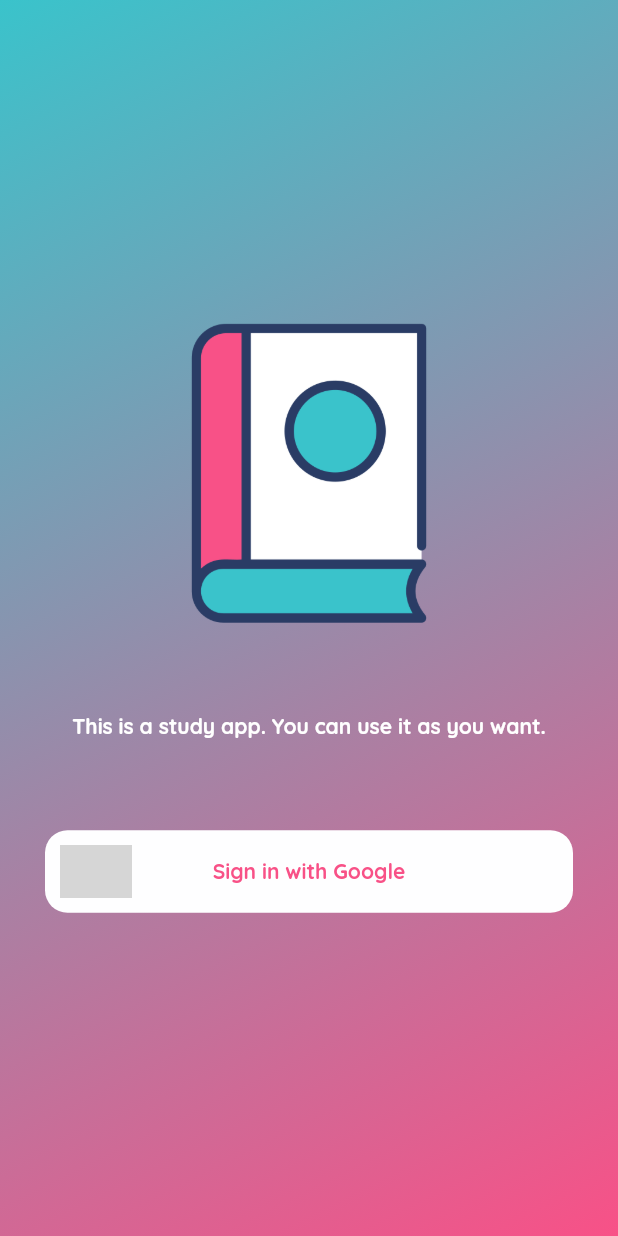
After one commit to abhijeetSaroha/take-quiz, a Flutter app: the LoginScreen screen opened by its route, after a tap on "Sign in with Google", on a phone screen of 412 x 824 dp. The commit adds this screen. Run offline on Flutter 3.47's test engine with Material 2 defaults, Android fonts, the phone set to English and light mode, and no system bars; our stand-ins replace cached_network_image, cloud_firestore, firebase_auth, firebase_core, firebase_storage, flutter_svg and 4 more; missing offline and left inert: dart:html; accounts and stored records are empty; project files that could hold a hidden picture were left out; grey boxes are pictures that could not be loaded.

Commit message:
ninth commit

```diff
--- a/lib/bindings/initial_bindings.dart
+++ b/lib/bindings/initial_bindings.dart
@@ -2,7 +2,6 @@
 import 'package:takequiz/controllers/auth_controller.dart';
 import 'package:takequiz/controllers/theme_controller.dart';
 import 'package:takequiz/services/firebase_storage_service.dart';
-import 'dart:html';
 
 class InitialBinding implements Bindings {
   @override
--- a/lib/config/themes/app_light_theme.dart
+++ b/lib/config/themes/app_light_theme.dart
@@ -1,6 +1,5 @@
 import 'package:flutter/material.dart';
 import 'package:takequiz/config/themes/sub_theme_data_mixin.dart';
-import 'package:takequiz/main.dart';
 
 const Color mainTextColorLight = Color.fromARGB(255, 40, 40, 40);
 const Color primaryLightColorLight = Color(0xFF3ac3cb);
--- a/lib/config/themes/custom_Text_style.dart
+++ b/lib/config/themes/custom_Text_style.dart
@@ -1,3 +1,5 @@
+// ignore_for_file: file_names
+
 import 'package:flutter/material.dart';
 import 'package:takequiz/config/themes/app_colors.dart';
 import 'package:takequiz/config/themes/ui_parameters.dart';
--- a/lib/controllers/auth_controller.dart
+++ b/lib/controllers/auth_controller.dart
@@ -1,8 +1,12 @@
+// ignore_for_file: no_leading_underscores_for_local_identifiers
+
 import 'package:get/get.dart';
 import 'package:firebase_auth/firebase_auth.dart';
 import 'package:google_sign_in/google_sign_in.dart';
 import 'package:takequiz/app_logger.dart';
 import 'package:takequiz/firebase_ref/references.dart';
+import 'package:takequiz/screens/login/login_screen.dart';
+import 'package:takequiz/widgets/dialogs/dialogue_widget.dart';
 
 class AuthController extends GetxController {
   late FirebaseAuth _auth;
@@ -35,13 +39,16 @@
     try {
       GoogleSignInAccount? account = await _googleSignIn.signIn();
       if (account != null) {
-        final _authAccount = await account.authentication;
-        final _credential = GoogleAuthProvider.credential(
+        final GoogleSignInAuthentication _authAccount =
+            await account.authentication;
+        final AuthCredential _credential = GoogleAuthProvider.credential(
           idToken: _authAccount.idToken,
           accessToken: _authAccount.accessToken,
         );
 
-        await _auth.signInWithCredential(_credential);
+        UserCredential userCredential =
+            await _auth.signInWithCredential(_credential);
+        userCredential.user;
         await saveUser(account);
       }
     } on Exception catch (error) {
@@ -57,7 +64,28 @@
     });
   }
 
+  void showLoginAlertDialogue() {
+    Get.dialog(
+      Dialogs.questionStartDialogue(
+        onTap: () {
+          Get.back();
+          navigateToLoginPage();
+          // Navigate to login page
+        },
+      ),
+      barrierDismissible: false,
+    );
+  }
+
+  void navigateToLoginPage() {
+    Get.toNamed(LoginScreen.routeName);
+  }
+
   void navigateToIntroduction() {
     Get.offAllNamed("/introduction");
   }
+
+  bool isLoggedIn() {
+    return _auth.currentUser != null;
+  }
 }
--- a/lib/models/question_paper_model.dart
+++ b/lib/models/question_paper_model.dart
@@ -58,7 +58,7 @@
   //       questions = [];
 
   Map<String, dynamic> toJson() {
-    final Map<String, dynamic> data = new Map<String, dynamic>();
+    final Map<String, dynamic> data = Map<String, dynamic>();
     data['id'] = id;
     data['title'] = title;
     data['image_url'] = imageUrl;
--- a/lib/routes/app_routes.dart
+++ b/lib/routes/app_routes.dart
@@ -3,6 +3,7 @@
 import 'package:takequiz/controllers/zoom_drawer_controller.dart';
 import 'package:takequiz/screens/home/home_screen.dart';
 import 'package:takequiz/screens/introduction/introduction.dart';
+import 'package:takequiz/screens/login/login_screen.dart';
 import 'package:takequiz/screens/splash/splash_screen.dart';
 
 class AppRoutes {
@@ -29,5 +30,9 @@
             },
           ),
         ),
+        GetPage(
+          name: LoginScreen.routeName,
+          page: () => const LoginScreen(),
+        ),
       ];
 }
--- /dev/null
+++ b/lib/screens/login/login_screen.dart
@@ -0,0 +1,74 @@
+import 'package:flutter/material.dart';
+import 'package:flutter_svg/flutter_svg.dart';
+import 'package:get/get.dart';
+import 'package:takequiz/config/themes/app_colors.dart';
+import 'package:takequiz/controllers/auth_controller.dart';
+import 'package:takequiz/widgets/common/main_button.dart';
+
+class LoginScreen extends GetView<AuthController> {
+  const LoginScreen({super.key});
+
+  static const String routeName = "/login";
+
+  @override
+  Widget build(BuildContext context) {
+    return Scaffold(
+      body: Container(
+        padding: const EdgeInsets.symmetric(
+          horizontal: 30,
+        ),
+        decoration: BoxDecoration(
+          gradient: mainGradient(),
+        ),
+        child: Column(
+          mainAxisAlignment: MainAxisAlignment.center,
+          children: [
+            Image.asset(
+              "assets/images/app_splash_logo.png",
+              width: 200,
+              height: 200,
+            ),
+            const Padding(
+              padding: EdgeInsets.symmetric(
+                vertical: 60,
+              ),
+              child: Text(
+                "This is a study app. You can use it as you want.",
+                style: TextStyle(
+                  color: onSurfaceTextColor,
+                  fontWeight: FontWeight.bold,
+                ),
+              ),
+            ),
+            MainButton(
+              onTap: () {
+                controller.signInWithGoogle();
+              },
+              child: Stack(
+                children: [
+                  Positioned(
+                    top: 0,
+                    bottom: 0,
+                    left: 0,
+                    child: SvgPicture.asset(
+                      "assets/icons/google.svg",
+                    ),
+                  ),
+                  Center(
+                    child: Text(
+                      "Sign in with Google",
+                      style: TextStyle(
+                        color: Theme.of(context).primaryColor,
+                        fontWeight: FontWeight.bold,
+                      ),
+                    ),
+                  )
+                ],
+              ),
+            ),
+          ],
+        ),
+      ),
+    );
+  }
+}
--- /dev/null
+++ b/lib/widgets/common/main_button.dart
@@ -0,0 +1,51 @@
+// ignore_for_file: prefer_typing_uninitialized_variables
+
+import 'package:flutter/material.dart';
+import 'package:takequiz/config/themes/app_colors.dart';
+
+class MainButton extends StatelessWidget {
+  const MainButton(
+      {super.key,
+      this.title = '',
+      required this.onTap,
+      this.enabled = true,
+      this.child,
+      this.color});
+  final String title;
+  final VoidCallback onTap;
+  final enabled;
+  final Widget? child;
+  final Color? color;
+  @override
+  Widget build(BuildContext context) {
+    return Material(
+      type: MaterialType.transparency,
+      child: SizedBox(
+        height: 55,
+        child: InkWell(
+          onTap: enabled == false ? null : onTap,
+          child: Container(
+            decoration: BoxDecoration(
+              borderRadius: BorderRadius.circular(15),
+              color: color ?? Theme.of(context).cardColor,
+            ),
+            width: double.maxFinite,
+            child: Padding(
+              padding: const EdgeInsets.all(10.0),
+              child: child ??
+                  Center(
+                    child: Text(
+                      title,
+                      style: const TextStyle(
+                        fontWeight: FontWeight.bold,
+                        color: onSurfaceTextColor,
+                      ),
+                    ),
+                  ),
+            ),
+          ),
+        ),
+      ),
+    );
+  }
+}
--- a/pubspec.yaml
+++ b/pubspec.yaml
@@ -33,10 +33,12 @@
   cloud_firestore: ^3.5.0
   cupertino_icons: ^1.0.2
   firebase_auth: ^3.11.2
+  firebase_core: ^1.10.0
   firebase_storage: ^10.3.11
   flutter:
     sdk: flutter
   flutter_lints: ^2.0.1
+  flutter_svg: ^1.1.6
   flutter_zoom_drawer: ^3.0.3
   get: ^4.6.5
   google_fonts: ^3.0.1
```
Also changed, not shown: lib/controllers/question_papers/question_paper_controller.dart (+19 -1 lines), lib/screens/home/question_card.dart (+12 -3 lines), lib/widgets/dialogs/dialogue_widget.dart (+11 -2 lines), pubspec.lock, 1 other file.
